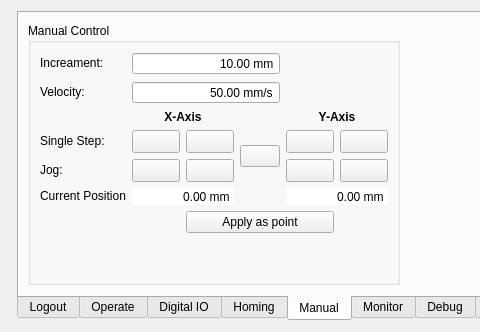
Qt form source/wnd/h2ops.ui (ww4u/mct-t4) before a commit; both pictures show x 0 to 480 and y 0 to 332 of the 754 by 332 pixel window.
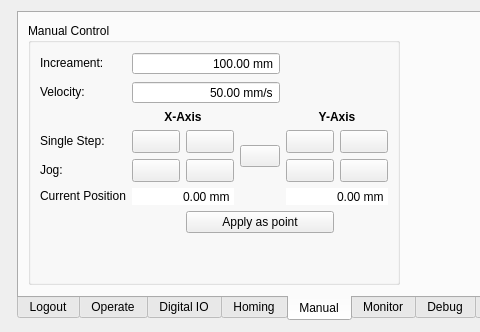
The same form after that commit. The open tabs and pages were chosen to show the change. Icons and pictures are not drawn. Custom widgets are drawn as their Qt base class.

Patch:
```diff
--- a/source/wnd/h2ops.ui
+++ b/source/wnd/h2ops.ui
@@ -980,7 +980,7 @@
                <double>10000.000000000000000</double>
               </property>
               <property name="value">
-               <double>10.000000000000000</double>
+               <double>100.000000000000000</double>
               </property>
              </widget>
             </item>
```
Left out of the diff: 2 changed lines with no effect on the pictures.
